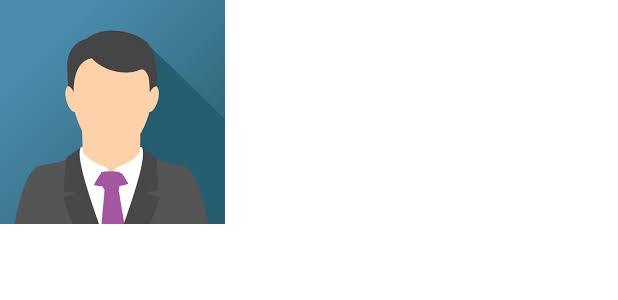
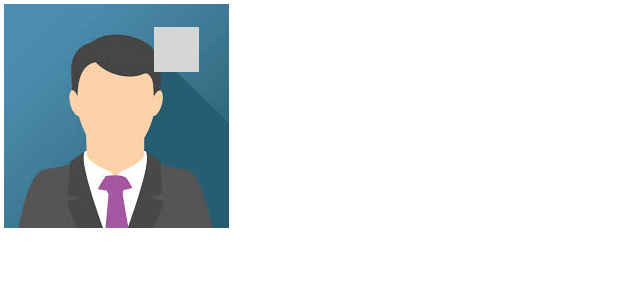
Before and after one commit to Tran-Nguyen-Anh-Trinh/project-mobile-android-social-network-app, an Android app: the layout fragment_search_item.xml on its own in the app's theme, with its tools: preview values and no code run, on a phone screen of 412 x 824 dp. Shown: the top 300 px of the screen. Run offline under Robolectric (Android 15) with nearby library versions, the phone set to English and light mode, and no system bars; grey boxes are pictures that could not be loaded.

Commit message:
add icon in item image

```diff
--- a/app/src/main/res/drawable/ic_baseline_content_copy_24.xml
+++ /dev/null
@@ -1,5 +0,0 @@
-<vector android:height="24dp" android:tint="#FDFBFB"
-    android:viewportHeight="24" android:viewportWidth="24"
-    android:width="24dp" xmlns:android="http://schemas.android.com/apk/res/android">
-    <path android:fillColor="@android:color/white" android:pathData="M16,1L4,1c-1.1,0 -2,0.9 -2,2v14h2L4,3h12L16,1zM19,5L8,5c-1.1,0 -2,0.9 -2,2v14c0,1.1 0.9,2 2,2h11c1.1,0 2,-0.9 2,-2L21,7c0,-1.1 -0.9,-2 -2,-2zM19,21L8,21L8,7h11v14z"/>
-</vector>
--- a/app/src/main/res/layout/fragment_search_item.xml
+++ b/app/src/main/res/layout/fragment_search_item.xml
@@ -1,13 +1,22 @@
 <?xml version="1.0" encoding="utf-8"?>
-<LinearLayout xmlns:android="http://schemas.android.com/apk/res/android"
+<RelativeLayout xmlns:android="http://schemas.android.com/apk/res/android"
     android:layout_width="wrap_content"
     android:layout_height="wrap_content"
-    android:orientation="horizontal">
+    android:orientation="horizontal"
+    android:layout_margin="2.5dp">
+
     <ImageView
         android:id="@+id/image_seach"
         android:layout_width="wrap_content"
         android:layout_height="wrap_content"
-        android:src="@drawable/avatar"
-        ></ImageView>
+        android:src="@drawable/avatar"></ImageView>
 
-</LinearLayout>
+    <ImageView
+        android:layout_width="30dp"
+        android:layout_height="30dp"
+        android:layout_marginLeft="100dp"
+        android:layout_marginTop="15dp"
+        android:src="@drawable/ic_baseline_content_copy_24"
+        android:visibility="visible"></ImageView>
+
+</RelativeLayout>
```
